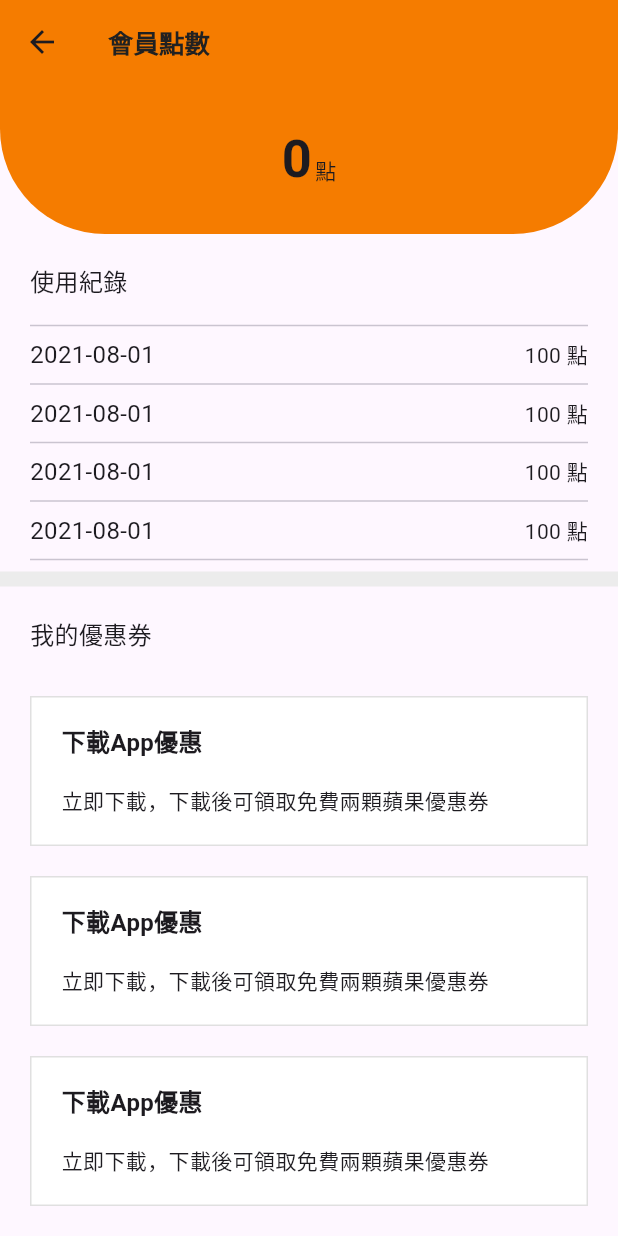
After one commit to ehun9376/fruit, a Flutter app: the CouponPage screen opened by its route, on a phone screen of 412 x 824 dp. The commit adds this screen. Run offline on Flutter 3.47's test engine with Material 3 defaults, Android fonts, the light colour scheme and no system bars; our stand-ins replace easy_localization, firebase_auth, firebase_core, firebase_crashlytics, firebase_dynamic_links, flutter_local_notifications and 8 more; missing offline and left inert: linkify; accounts and stored records are empty; Roboto replaces fonts that are missing (PingFangTC).

Commit message:
Add coupon page

```diff
--- a/lib/app.dart
+++ b/lib/app.dart
@@ -3,6 +3,7 @@ import 'package:fruit/config.dart';
 import 'package:fruit/get_it/get_it_service.dart';
 import 'package:fruit/model/app_user.dart';
 import 'package:fruit/pages/cart_page.dart';
+import 'package:fruit/pages/coupon_page.dart';
 import 'package:fruit/pages/detail_item_page.dart';
 import 'package:fruit/pages/main_home_page.dart';
 import 'package:fruit/pages/loading_page.dart';
@@ -66,6 +67,7 @@ class _MainAppState extends State<MainApp> with WidgetsBindingObserver {
                 userInfoPageRoute: (context) => const UserInfoPage(),
                 detailItemPageRoute: (context) => const DetailItemPage(),
                 cartItemPageRoute: (context) => const CartPage(),
+                couponPageRoute: (context) => CouponPage(),
               },
               navigatorKey: navigatorKey,
             );
--- a/lib/extension/extension.dart
+++ b/lib/extension/extension.dart
@@ -1,8 +1,20 @@
 import 'package:flutter/material.dart';
 import 'package:flutter/rendering.dart';
+import 'package:provider/provider.dart';
 import 'package:quiver/iterables.dart';
 
 extension Styles on Widget {
+  ChangeNotifierProvider changeNotifierProvider<T extends ChangeNotifier>({
+    required T value,
+  }) {
+    return ChangeNotifierProvider<T>(
+      create: (context) => value,
+      builder: (context, child) {
+        return this;
+      },
+    );
+  }
+
   Widget buildBorderAround({required BuildContext context}) {
     return sizedBox(
       height: 120,
--- /dev/null
+++ b/lib/model/coupon/coupon_history_model.dart
@@ -0,0 +1,25 @@
+class CouponHistoryModel {
+  final String? id;
+  final String? couponId;
+  final String? userId;
+  final String? pointChange;
+  final String? createdAt;
+
+  CouponHistoryModel({
+    this.id,
+    this.couponId,
+    this.pointChange,
+    this.userId,
+    this.createdAt,
+  });
+
+  factory CouponHistoryModel.fromJson(Map<String, dynamic> json) {
+    return CouponHistoryModel(
+      id: json['id'],
+      couponId: json['coupon_id'],
+      pointChange: json['point_change'],
+      userId: json['user_id'],
+      createdAt: json['created_at'],
+    );
+  }
+}
--- /dev/null
+++ b/lib/model/coupon/coupon_model.dart
@@ -0,0 +1,40 @@
+class CouponModel {
+  String? id;
+  String? code;
+  String? type;
+  String? value;
+  String? minOrder;
+  String? maxDiscount;
+  String? startDate;
+  String? endDate;
+  String? status;
+  String? createdAt;
+  String? updatedAt;
+
+  CouponModel(
+      {this.id,
+      this.code,
+      this.type,
+      this.value,
+      this.minOrder,
+      this.maxDiscount,
+      this.startDate,
+      this.endDate,
+      this.status,
+      this.createdAt,
+      this.updatedAt});
+
+  CouponModel.fromJson(Map<String, dynamic> json) {
+    id = json['id'];
+    code = json['code'];
+    type = json['type'];
+    value = json['value'];
+    minOrder = json['min_order'];
+    maxDiscount = json['max_discount'];
+    startDate = json['start_date'];
+    endDate = json['end_date'];
+    status = json['status'];
+    createdAt = json['created_at'];
+    updatedAt = json['updated_at'];
+  }
+}
--- a/lib/pages/cart_page.dart
+++ b/lib/pages/cart_page.dart
@@ -5,6 +5,7 @@ import 'package:fruit/model/item.dart';
 import 'package:fruit/shared_model/cart_items_model.dart';
 import 'package:fruit/widget/cart/cart_check_row.dart';
 import 'package:fruit/widget/cart/cart_item_card.dart';
+import 'package:fruit/widget/command/ec10_divider.dart';
 import 'package:fruit/widget/command/title_subtitle_row.dart';
 import 'package:fruit/widget/simpleWidget/simple_text.dart';
 import 'package:provider/provider.dart';
@@ -44,10 +45,7 @@ class CartPage extends StatelessWidget {
                     );
                   },
                   separatorBuilder: (BuildContext context, int index) {
-                    return Container(
-                      height: 10,
-                      color: LayoutColor.greyECECEC,
-                    );
+                    return const EC10Divider();
                   },
                 );
               },
--- /dev/null
+++ b/lib/pages/coupon_page.dart
@@ -0,0 +1,126 @@
+import 'package:flutter/material.dart';
+import 'package:fruit/layout/layout_guides.dart';
+import 'package:fruit/model/coupon/coupon_history_model.dart';
+import 'package:fruit/model/coupon/coupon_model.dart';
+import 'package:fruit/widget/command/ec10_divider.dart';
+import 'package:fruit/widget/command/title_subtitle_row.dart';
+import 'package:fruit/widget/coupon/coupon_card.dart';
+import 'package:fruit/widget/coupon/coupon_poing_row.dart';
+import 'package:fruit/widget/simpleWidget/simple_text.dart';
+import 'package:provider/provider.dart';
+import '../extension/extension.dart';
+
+class CouponPageViewModel extends ChangeNotifier {
+  int _point = 0;
+  int get point => _point;
+  set point(int value) {
+    _point = value;
+    notifyListeners();
+  }
+
+  List<CouponHistoryModel> _couponHistory = [
+    CouponHistoryModel(createdAt: "2021-08-01", pointChange: "100"),
+    CouponHistoryModel(createdAt: "2021-08-01", pointChange: "100"),
+    CouponHistoryModel(createdAt: "2021-08-01", pointChange: "100"),
+    CouponHistoryModel(createdAt: "2021-08-01", pointChange: "100"),
+  ];
+
+  List<CouponHistoryModel> get couponHistory => _couponHistory;
+  set couponHistory(List<CouponHistoryModel> value) {
+    _couponHistory = value;
+    notifyListeners();
+  }
+
+  List<CouponModel> _couponModels = [
+    CouponModel(type: "下載App優惠", value: "立即下載，下載後可領取免費兩顆蘋果優惠券"),
+    CouponModel(type: "下載App優惠", value: "立即下載，下載後可領取免費兩顆蘋果優惠券"),
+    CouponModel(type: "下載App優惠", value: "立即下載，下載後可領取免費兩顆蘋果優惠券"),
+    CouponModel(type: "下載App優惠", value: "立即下載，下載後可領取免費兩顆蘋果優惠券"),
+    CouponModel(type: "下載App優惠", value: "立即下載，下載後可領取免費兩顆蘋果優惠券")
+  ];
+
+  List<CouponModel> get couponModels => _couponModels;
+  set couponModels(List<CouponModel> value) {
+    _couponModels = value;
+    notifyListeners();
+  }
+}
+
+class CouponPage extends StatelessWidget {
+  CouponPage({super.key});
+
+  final CouponPageViewModel viewModel = CouponPageViewModel();
+
+  @override
+  Widget build(BuildContext context) {
+    return Scaffold(
+      appBar: AppBar(
+        flexibleSpace: Container(
+          color: LayoutColor.orangeF57C00,
+        ),
+        title: SimpleText(
+          text: "會員點數",
+          fontSize: 17,
+          textColor: LayoutColor.black212121,
+          fontWeight: FontWeight.w600,
+        ),
+        backgroundColor: LayoutColor.orangeF57C00,
+      ),
+      body: Column(
+        children: [
+          Selector<CouponPageViewModel, int>(
+            selector: (p0, p1) => p1.point,
+            builder: (context, value, child) {
+              return CouponPointRow(point: value);
+            },
+          ),
+          const TitleSubTitleMoreRow(
+            title: "使用紀錄",
+          ).padding(const EdgeInsets.only(top: 20, bottom: 10)),
+          const Divider().padding(const EdgeInsets.only(left: 20, right: 20)),
+          Selector<CouponPageViewModel, List<CouponHistoryModel>>(
+            selector: (p0, p1) => p1.couponHistory,
+            builder: (context, value, child) {
+              return ListView.separated(
+                shrinkWrap: true,
+                physics: const NeverScrollableScrollPhysics(),
+                itemCount: 5,
+                itemBuilder: (BuildContext context, int index) {
+                  if (index >= value.length) {
+                    return Container();
+                  }
+
+                  return TitleSubTitleMoreRow(
+                    title: value[index].createdAt ?? "",
+                    subTitle: "${value[index].pointChange} 點",
+                  );
+                },
+                separatorBuilder: (BuildContext context, int index) {
+                  return const Divider()
+                      .padding(const EdgeInsets.only(left: 20, right: 20));
+                },
+              );
+            },
+          ),
+          const EC10Divider(),
+          const TitleSubTitleMoreRow(title: "我的優惠券")
+              .padding(const EdgeInsets.symmetric(vertical: 20)),
+          Selector<CouponPageViewModel, List<CouponModel>>(
+            selector: (p0, p1) => p1.couponModels,
+            builder: (context, value, child) {
+              return ListView.builder(
+                shrinkWrap: true,
+                physics: const NeverScrollableScrollPhysics(),
+                itemCount: value.length,
+                scrollDirection: Axis.vertical,
+                itemBuilder: (BuildContext context, int index) {
+                  return CouponCard(couponModel: value[index]);
+                },
+              );
+            },
+          ),
+        ],
+      ).singleChildScrollView().changeNotifierProvider(value: viewModel),
+    );
+  }
+}
--- a/lib/pages/user_info.dart
+++ b/lib/pages/user_info.dart
@@ -3,6 +3,7 @@ import 'package:fruit/config.dart';
 import 'package:fruit/extension/extension.dart';
 import 'package:fruit/layout/layout_guides.dart';
 import 'package:fruit/routes.dart';
+import 'package:fruit/widget/command/ec10_divider.dart';
 import 'package:fruit/widget/command/full_row_button.dart';
 import 'package:fruit/widget/command/title_subtitle_row.dart';
 import 'package:fruit/widget/simpleWidget/simple_text.dart';
@@ -114,10 +115,7 @@ class UserInfoPage extends StatelessWidget {
             ).sizedBox(
               height: 100,
             ),
-            Container(
-              height: 10,
-              color: LayoutColor.greyECECEC,
-            ),
+            const EC10Divider(),
             const TitleSubTitleMoreRow(title: "帳戶相關")
                 .padding(const EdgeInsets.only(bottom: 15, top: 15)),
             ListView.separated(
@@ -139,12 +137,12 @@ class UserInfoPage extends StatelessWidget {
       titleFontSize: 14,
       subTitle: subTitle,
       showMoreIcon: true,
-    ).padding(const EdgeInsets.only(left: 20)).inkWell(onTap: () {
+      onMoreTap: () {
         switch (type) {
           case UserInfoPageType.userInfo:
             break;
           case UserInfoPageType.memberPoint:
-          break;
+            navigatorKey.currentState?.pushNamed(couponPageRoute);
           case UserInfoPageType.changePassword:
             break;
           case UserInfoPageType.helpService:
@@ -156,6 +154,7 @@ class UserInfoPage extends StatelessWidget {
           case UserInfoPageType.noticeSetting:
             break;
         }
-    });
+      },
+    ).padding(const EdgeInsets.only(left: 20));
   }
 }
--- a/lib/routes.dart
+++ b/lib/routes.dart
@@ -4,3 +4,4 @@ const loginPageRoute = '/loginPage';
 const userInfoPageRoute = '/userInfoPage';
 const detailItemPageRoute = '/detailItemPage';
 const cartItemPageRoute = '/cartItemPage';
+const couponPageRoute = '/couponPage';
--- /dev/null
+++ b/lib/widget/command/ec10_divider.dart
@@ -0,0 +1,14 @@
+import 'package:flutter/material.dart';
+import 'package:fruit/layout/layout_guides.dart';
+
+class EC10Divider extends StatelessWidget {
+  const EC10Divider({super.key});
+
+  @override
+  Widget build(BuildContext context) {
+    return Container(
+      height: 10,
+      color: LayoutColor.greyECECEC,
+    );
+  }
+}
--- /dev/null
+++ b/lib/widget/coupon/coupon_card.dart
@@ -0,0 +1,37 @@
+import 'package:flutter/material.dart';
+import 'package:fruit/extension/extension.dart';
+import 'package:fruit/model/coupon/coupon_model.dart';
+import 'package:fruit/widget/simpleWidget/simple_text.dart';
+
+class CouponCard extends StatelessWidget {
+  const CouponCard({super.key, required this.couponModel});
+
+  final CouponModel couponModel;
+
+  @override
+  Widget build(BuildContext context) {
+    return Container(
+      height: 100,
+      margin: const EdgeInsets.symmetric(horizontal: 20, vertical: 10),
+      padding: const EdgeInsets.symmetric(horizontal: 20, vertical: 10),
+      decoration: BoxDecoration(
+          color: Colors.white,
+          border: Border.all(color: Colors.grey.shade300, width: 1)),
+      child: Column(
+        children: [
+          SimpleText(
+            text: couponModel.type,
+            align: TextAlign.left,
+            fontSize: 16,
+            fontWeight: FontWeight.w600,
+          ).flexible().widgetWithRow().flexible(),
+          SimpleText(
+            text: couponModel.value,
+            align: TextAlign.left,
+            fontSize: 14,
+          ).flexible().widgetWithRow().flexible(),
+        ],
+      ),
+    );
+  }
+}
--- /dev/null
+++ b/lib/widget/coupon/coupon_poing_row.dart
@@ -0,0 +1,35 @@
+import 'package:flutter/material.dart';
+import 'package:fruit/extension/extension.dart';
+import 'package:fruit/layout/layout_guides.dart';
+import 'package:fruit/widget/simpleWidget/simple_text.dart';
+
+class CouponPointRow extends StatelessWidget {
+  const CouponPointRow({super.key, required this.point});
+  final int point;
+  @override
+  Widget build(BuildContext context) {
+    return Container(
+      height: 100,
+      decoration: BoxDecoration(
+        color: LayoutColor.orangeF57C00,
+        borderRadius: const BorderRadius.only(
+            bottomLeft: Radius.circular(70), bottomRight: Radius.circular(70)),
+      ),
+      child: Center(
+          child: Row(
+        mainAxisAlignment: MainAxisAlignment.center,
+        crossAxisAlignment: CrossAxisAlignment.end,
+        children: [
+          SimpleText(
+            text: "$point",
+            fontSize: 35,
+            fontWeight: FontWeight.w600,
+          ),
+          const SimpleText(
+            text: "點",
+          ).padding(const EdgeInsets.only(bottom: 8, left: 2))
+        ],
+      )),
+    );
+  }
+}
--- a/lib/widget/simpleWidget/simple_text.dart
+++ b/lib/widget/simpleWidget/simple_text.dart
@@ -64,11 +64,13 @@ class SimpleText extends StatelessWidget {
         overflow: TextOverflow.ellipsis,
         textAlign: align,
         style: TextStyle(
-            decoration: decoration,
-            fontSize: fontSize,
-            fontWeight: fontWeight,
-            color: textColor,
-            fontStyle: style),
+          decoration: decoration,
+          fontSize: fontSize,
+          fontWeight: fontWeight,
+          color: textColor,
+          fontStyle: style,
+          fontFamily: "PingFangTC",
+        ),
       );
     }
   }
```
Lines whose indentation alone changed are shown as unchanged.
